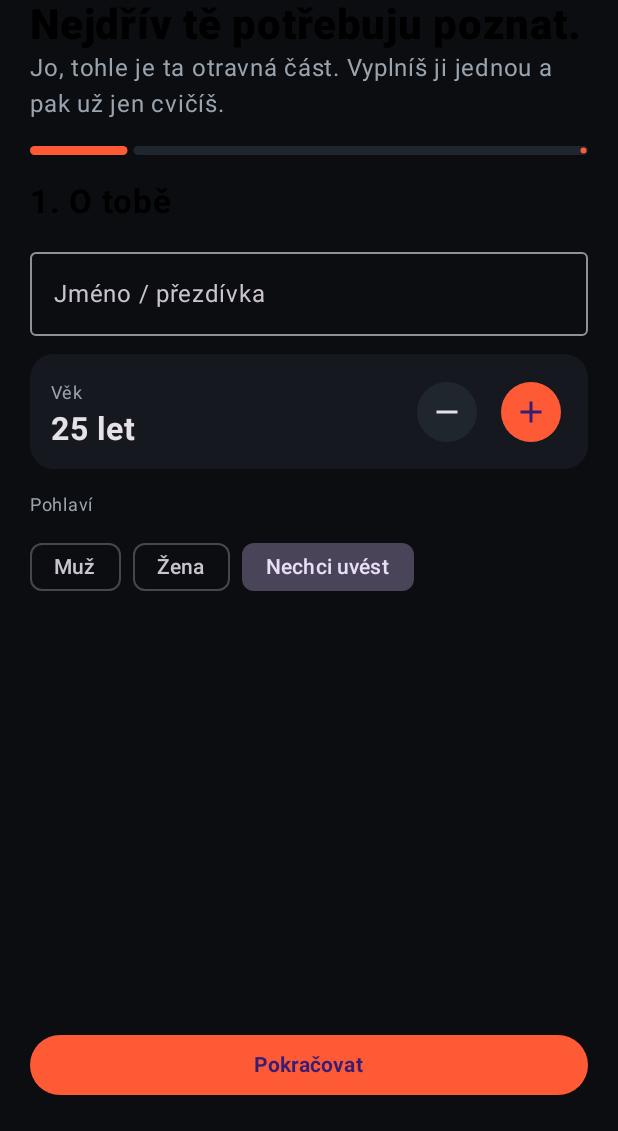
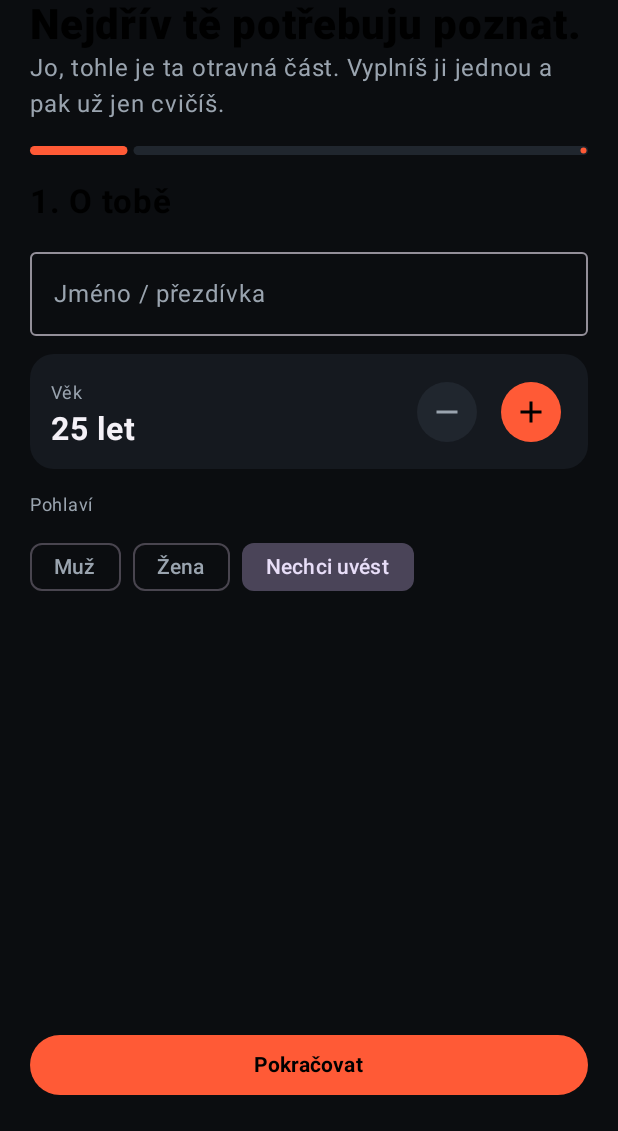
Before and after one commit to XGAMERSTORE/ForgeFit, an Android app built with Jetpack Compose: the screen it shows after launch (MainActivity), on a phone screen of 412 x 824 dp, the part 105-1236 px from its top. Run offline under Robolectric (Android 15) with nearby library versions, the phone set to English and light mode, and no system bars; pictures from the network do not load.

Commit message:
Fix dark theme text contrast

```diff
--- a/app/src/main/java/com/xgamerstore/forgefit/MainActivity.kt
+++ b/app/src/main/java/com/xgamerstore/forgefit/MainActivity.kt
@@ -288,7 +288,7 @@ class MainActivity : ComponentActivity() {
     override fun onCreate(savedInstanceState: Bundle?) {
         super.onCreate(savedInstanceState)
         setContent {
-            MaterialTheme(colorScheme=darkColorScheme(primary=Orange,secondary=Gold,background=Bg,surface=Panel)) {
+            MaterialTheme(colorScheme=darkColorScheme(primary=Orange,onPrimary=Color.Black,secondary=Gold,onSecondary=Color.Black,background=Bg,onBackground=Color(0xFFF4F1F7),surface=Panel,onSurface=Color(0xFFF4F1F7),surfaceVariant=Panel2,onSurfaceVariant=Muted)) {
                 val store = remember { FitStore(this) }
                 App(store)
             }
```
